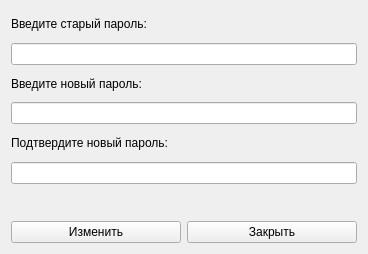
aleksei-elyutin/priemka_table, file extra_widgets/changepassdialog.ui: the form before one commit.
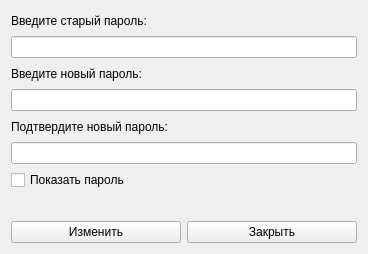
The form after the commit.

```diff
--- a/extra_widgets/changepassdialog.ui
+++ b/extra_widgets/changepassdialog.ui
@@ -25,7 +25,11 @@
     </widget>
    </item>
    <item>
-    <widget class="QLineEdit" name="lineEdit"/>
+    <widget class="QLineEdit" name="lineEdit">
+     <property name="clearButtonEnabled">
+      <bool>true</bool>
+     </property>
+    </widget>
    </item>
    <item>
     <widget class="QLabel" name="label_2">
@@ -35,7 +39,11 @@
     </widget>
    </item>
    <item>
-    <widget class="QLineEdit" name="lineEdit_2"/>
+    <widget class="QLineEdit" name="lineEdit_2">
+     <property name="clearButtonEnabled">
+      <bool>true</bool>
+     </property>
+    </widget>
    </item>
    <item>
     <widget class="QLabel" name="label_3">
@@ -45,7 +53,18 @@
     </widget>
    </item>
    <item>
-    <widget class="QLineEdit" name="lineEdit_3"/>
+    <widget class="QLineEdit" name="lineEdit_3">
+     <property name="clearButtonEnabled">
+      <bool>true</bool>
+     </property>
+    </widget>
+   </item>
+   <item>
+    <widget class="QCheckBox" name="showpass_checkbox">
+     <property name="text">
+      <string>Показать пароль</string>
+     </property>
+    </widget>
    </item>
    <item>
     <widget class="QLabel" name="label_4">
```
Left out of the diff: 3 changed lines with no effect on the pictures.
